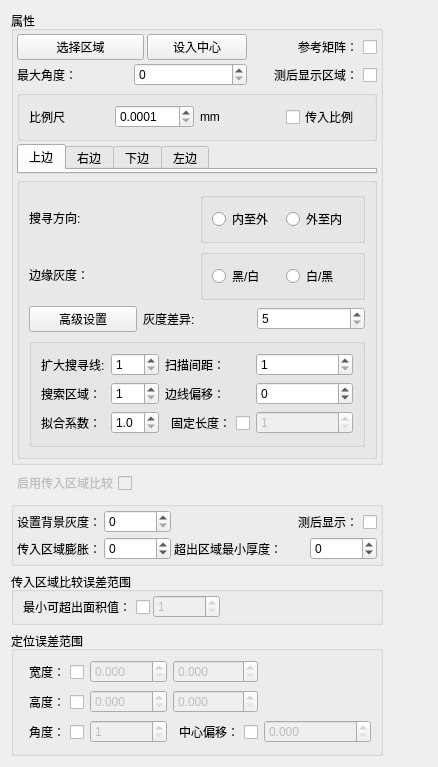
The window that edgeJudge/edgeJudgeWdg.ui (qzcv/chipsort-test) describes before a commit, drawn with Qt 5.
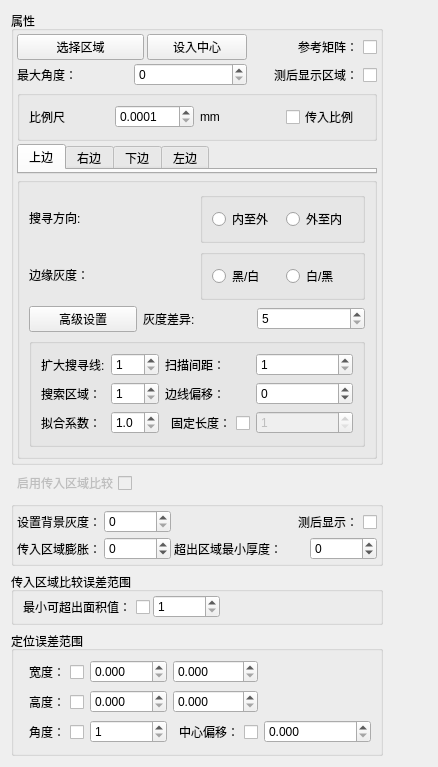
The same window after the commit.

Diff of the .ui file:
```diff
--- a/edgeJudge/edgeJudgeWdg.ui
+++ b/edgeJudge/edgeJudgeWdg.ui
@@ -586,7 +586,7 @@
         <item row="0" column="1">
          <widget class="QSpinBox" name="sp_errOffAreaMin">
           <property name="enabled">
-           <bool>false</bool>
+           <bool>true</bool>
           </property>
           <property name="buttonSymbols">
            <enum>QAbstractSpinBox::UpDownArrows</enum>
@@ -670,7 +670,7 @@
         <item row="2" column="1">
          <widget class="QSpinBox" name="sp_errAngle">
           <property name="enabled">
-           <bool>false</bool>
+           <bool>true</bool>
           </property>
           <property name="buttonSymbols">
            <enum>QAbstractSpinBox::UpDownArrows</enum>
@@ -716,7 +716,7 @@
         <item row="0" column="1">
          <widget class="QDoubleSpinBox" name="dsp_errWidthMin">
           <property name="enabled">
-           <bool>false</bool>
+           <bool>true</bool>
           </property>
           <property name="buttonSymbols">
            <enum>QAbstractSpinBox::UpDownArrows</enum>
@@ -732,7 +732,7 @@
         <item row="0" column="2">
          <widget class="QDoubleSpinBox" name="dsp_errWidthMax">
           <property name="enabled">
-           <bool>false</bool>
+           <bool>true</bool>
           </property>
           <property name="buttonSymbols">
            <enum>QAbstractSpinBox::UpDownArrows</enum>
@@ -748,7 +748,7 @@
         <item row="1" column="1">
          <widget class="QDoubleSpinBox" name="dsp_errHeightMin">
           <property name="enabled">
-           <bool>false</bool>
+           <bool>true</bool>
           </property>
           <property name="buttonSymbols">
            <enum>QAbstractSpinBox::UpDownArrows</enum>
@@ -764,7 +764,7 @@
         <item row="1" column="2">
          <widget class="QDoubleSpinBox" name="dsp_errHeightMax">
           <property name="enabled">
-           <bool>false</bool>
+           <bool>true</bool>
           </property>
           <property name="buttonSymbols">
            <enum>QAbstractSpinBox::UpDownArrows</enum>
@@ -780,7 +780,7 @@
         <item row="2" column="3">
          <widget class="QDoubleSpinBox" name="dsp_errCenterOffset">
           <property name="enabled">
-           <bool>false</bool>
+           <bool>true</bool>
           </property>
           <property name="buttonSymbols">
            <enum>QAbstractSpinBox::UpDownArrows</enum>
```
